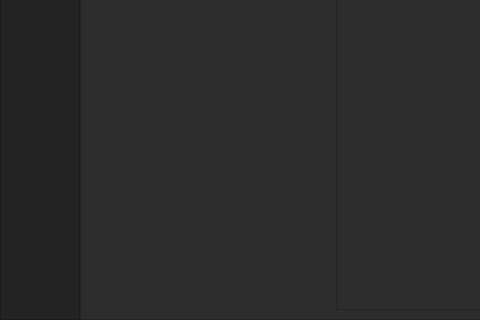
Before: the Qt Designer form Presentation/MainWindow/ui_main.ui in nsmela/brachify, drawn with Qt 5; both pictures show x 0 to 480 and y 395 to 715 of the 1000 by 715 pixel window.
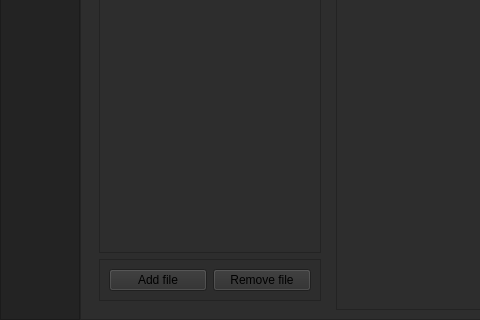
After: the same form once the commit is applied. The open tabs and pages were chosen to show the change.

Patch:
```diff
--- a/Presentation/MainWindow/ui_main.ui
+++ b/Presentation/MainWindow/ui_main.ui
@@ -383,6 +383,35 @@
                 </property>
                </widget>
               </item>
+              <item>
+               <widget class="QListWidget" name="files_list"/>
+              </item>
+              <item>
+               <widget class="QFrame" name="frame">
+                <property name="frameShape">
+                 <enum>QFrame::StyledPanel</enum>
+                </property>
+                <property name="frameShadow">
+                 <enum>QFrame::Raised</enum>
+                </property>
+                <layout class="QHBoxLayout" name="horizontalLayout_4">
+                 <item>
+                  <widget class="QPushButton" name="btn_add_file">
+                   <property name="text">
+                    <string>Add file</string>
+                   </property>
+                  </widget>
+                 </item>
+                 <item>
+                  <widget class="QPushButton" name="btn_remove_file">
+                   <property name="text">
+                    <string>Remove file</string>
+                   </property>
+                  </widget>
+                 </item>
+                </layout>
+               </widget>
+              </item>
              </layout>
             </widget>
             <widget class="QWidget" name="page_2">
```
Left out of the diff: 2 changed lines with no effect on the pictures.
